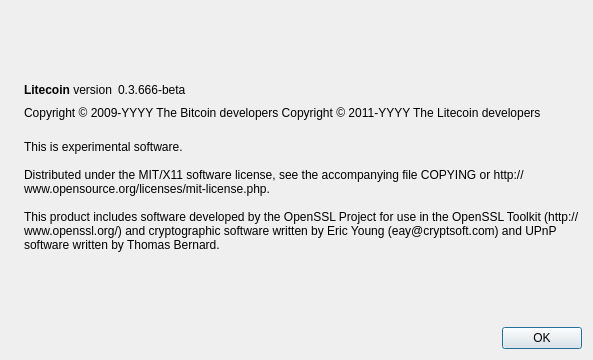
This is src/qt/forms/aboutdialog.ui in EusmCoin/EusmCoin as Qt 5 draws it before an edit. The edited form follows.
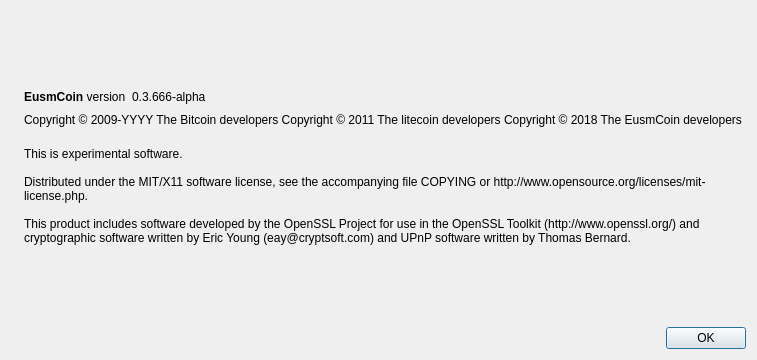
This is the edited form. Icons and pictures are not drawn.

Diff of the .ui file:
```diff
--- a/src/qt/forms/aboutdialog.ui
+++ b/src/qt/forms/aboutdialog.ui
@@ -50,7 +50,7 @@
           <cursorShape>IBeamCursor</cursorShape>
          </property>
          <property name="text">
-          <string>&lt;b&gt;Litecoin&lt;/b&gt; version</string>
+          <string>&lt;b&gt;EusmCoin&lt;/b&gt; version</string>
          </property>
          <property name="textInteractionFlags">
           <set>Qt::LinksAccessibleByMouse|Qt::TextSelectableByKeyboard|Qt::TextSelectableByMouse</set>
@@ -63,7 +63,7 @@
           <cursorShape>IBeamCursor</cursorShape>
          </property>
          <property name="text">
-          <string notr="true">0.3.666-beta</string>
+          <string notr="true">0.3.666-alpha</string>
          </property>
          <property name="textInteractionFlags">
           <set>Qt::LinksAccessibleByMouse|Qt::TextSelectableByKeyboard|Qt::TextSelectableByMouse</set>
@@ -92,7 +92,8 @@
        </property>
        <property name="text">
         <string notr="true">Copyright &amp;copy; 2009-YYYY The Bitcoin developers
-Copyright &amp;copy; 2011-YYYY The Litecoin developers</string>
+Copyright &amp;copy; 2011 The litecoin developers 
+Copyright &amp;copy; 2018 The EusmCoin developers </string>
        </property>
        <property name="textFormat">
         <enum>Qt::RichText</enum>
```
Left out of the diff: 2 changed lines with no effect on the pictures.
